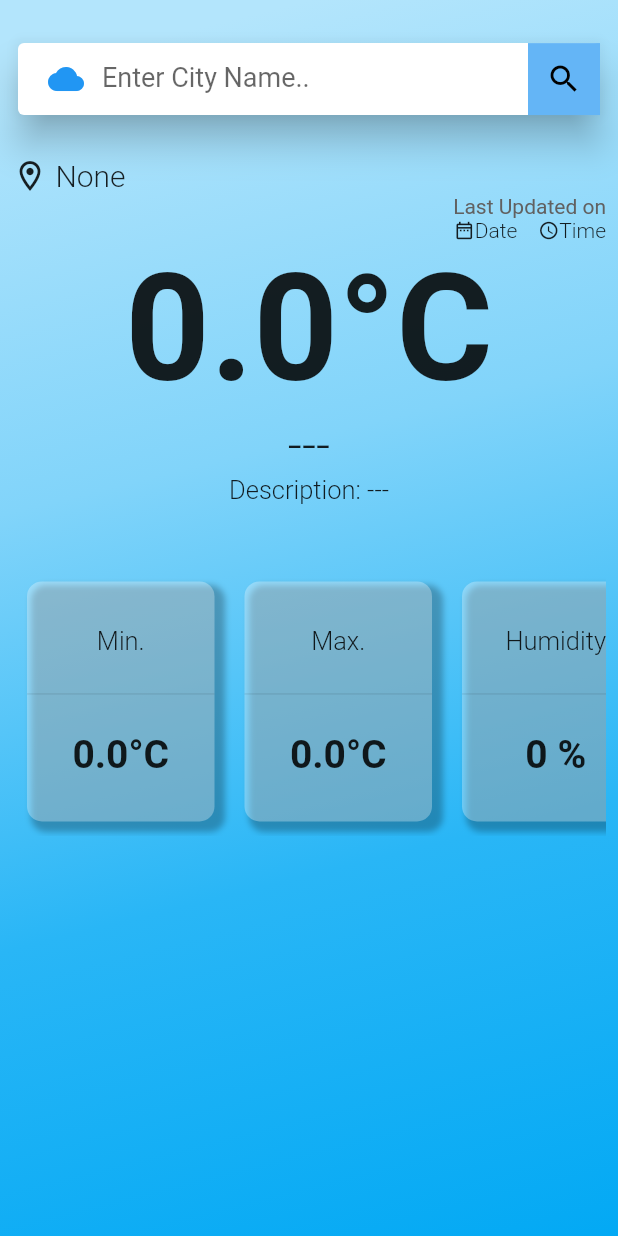
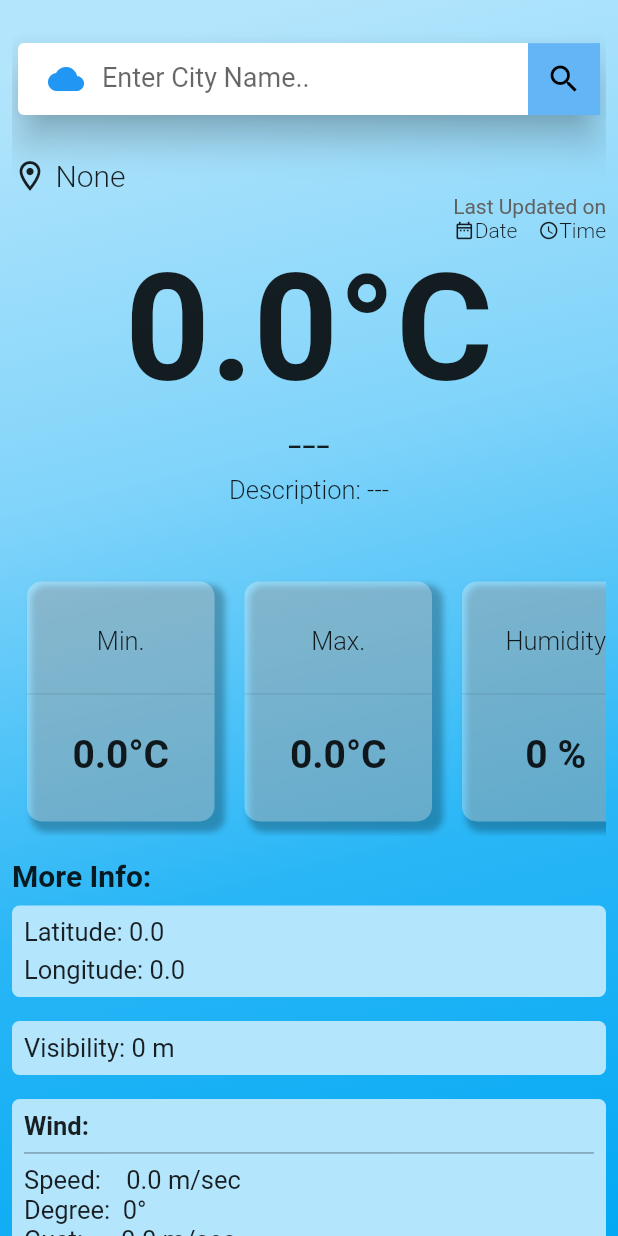
Before and after one commit to salimsm/Flutter-weather-app, a Flutter app: the screen it shows after launch, on a phone screen of 412 x 824 dp. Run offline on Flutter 3.47's test engine with Material 2 defaults, Android fonts, the phone set to English and light mode, and no system bars; Roboto replaces fonts that are missing (Laila).

Commit message:
additional property added with change in main_page,costant and model class

```diff
--- a/lib/constants/constant.dart
+++ b/lib/constants/constant.dart
@@ -1,5 +1,7 @@
 import 'package:flutter/material.dart';
 
+
+// main page background container decoration
 BoxDecoration mainScreenDecoration = BoxDecoration(
   gradient: LinearGradient(colors: [
     Colors.lightBlue.shade100,
@@ -8,9 +10,10 @@ BoxDecoration mainScreenDecoration = BoxDecoration(
     Colors.lightBlue.shade500
   ], begin: Alignment.topCenter, end: Alignment.bottomRight),
 );
-
+// text field (search) text style
 const TextStyle textFieldStyle = TextStyle(fontSize: 18);
 
+// horizontal listview container decoration
 BoxDecoration listViewContainerBoxDecoration = BoxDecoration(
   color: Colors.white.withOpacity(0.3),
   borderRadius: BorderRadius.circular(10),
@@ -23,3 +26,11 @@ BoxDecoration listViewContainerBoxDecoration = BoxDecoration(
     ),
   ],
 );
+
+// more info. container text style
+TextStyle moreInfoTS= TextStyle(fontSize: 17);
+
+BoxDecoration moreInfoBD=BoxDecoration(
+color: Colors.lightBlue.shade100,
+borderRadius: BorderRadius.circular(5)
+);
--- a/lib/models/wheather_model.dart
+++ b/lib/models/wheather_model.dart
@@ -9,20 +9,28 @@ WeatherModel weatherModelFromJson(String str) => WeatherModel.fromJson(json.deco
 class WeatherModel {
   WeatherModel({
     this.coord,
+    this.visibility,
     required this.weather,
     this.main,
     this.name,
+    this.wind,
   });
 Coord? coord;
-  List<Weather> weather;
+int? visibility;
+List<Weather> weather;
+
   Main? main;
+
   String? name;
-
+Wind? wind;
   factory WeatherModel.fromJson(Map<String, dynamic> json) => WeatherModel(
     coord: Coord.fromJson(json["coord"]),
+    visibility: json['visibility'],
     weather: List<Weather>.from(json["weather"].map((x) => Weather.fromJson(x))),
     main: Main.fromJson(json["main"]),
     name: json["name"],
+    wind: Wind.fromJson(json["wind"]),
+
   );
 
 }
@@ -99,3 +107,23 @@ class Coord {
   );
 
 }
+
+
+class Wind {
+  Wind({
+    this.speed,
+    this.deg,
+    this.gust,
+  });
+
+  double? speed;
+  int? deg;
+  double? gust;
+
+  factory Wind.fromJson(Map<String, dynamic> json) => Wind(
+    speed: json["speed"].toDouble(),
+    deg: json["deg"],
+    gust: json["gust"].toDouble(),
+  );
+
+}
--- a/lib/screen/main_page.dart
+++ b/lib/screen/main_page.dart
@@ -1,3 +1,4 @@
+import 'package:flutter/cupertino.dart';
 import 'package:flutter/material.dart';
 
 import '../constants/constant.dart';
@@ -20,7 +21,10 @@ class _MainPageState extends State<MainPage> {
   double temp = 0.0, minTemp = 0.0, maxTemp = 0.0, feelsLike = 0.0;
   String description = "---", main = "---";
   int humidity = 0, pressure = 0;
-  double lat = 0,lon = 0;
+  double lat = 0, lon = 0;
+  int visibility = 0;
+  double? speed=0.0,gust=0.0;
+  int? degree =0;
   TextEditingController cityTextField = TextEditingController();
 
   @override
@@ -149,8 +153,49 @@ class _MainPageState extends State<MainPage> {
                       getListViewContainer('Min.', '$minTemp°C'),
                       getListViewContainer('Max.', '$maxTemp°C'),
                       getListViewContainer('Humidity', '$humidity %'),
-                      getListViewContainer('Pressure', "$pressure\n hPa"),
+                      getListViewContainer('Pressure', "$pressure hPa"),
                       getListViewContainer('Feels alike', "$feelsLike°C"),
+                    ],
+                  ),
+                ),
+                const SizedBox(
+                  height: 15,
+                ),
+                const Text(
+                  "More Info:",
+                  style: TextStyle(fontSize: 20, fontWeight: FontWeight.bold),
+                ),
+                Container(
+                  margin: EdgeInsets.symmetric(vertical: 8),
+                  padding: EdgeInsets.all(8),
+                  decoration: moreInfoBD,
+                  child: Column(
+                    crossAxisAlignment: CrossAxisAlignment.start,
+                    children: [
+                      Text("Latitude: ${lat.toString()}",style: moreInfoTS,),
+                      SizedBox(height: 5,),
+                      Text("Longitude: ${lon.toString()}",style: moreInfoTS,),
+                    ],
+                  ),
+                ),
+                Container(
+                  margin: EdgeInsets.symmetric(vertical: 8),
+                  padding: EdgeInsets.all(8),
+                  decoration: moreInfoBD,
+                  child: Text("Visibility: ${visibility.toString()} m",style: moreInfoTS,),
+                ),
+                Container(
+                  margin: EdgeInsets.symmetric(vertical: 8),
+                  padding: EdgeInsets.all(8),
+                  decoration: moreInfoBD,
+                  child: Column(
+                    crossAxisAlignment: CrossAxisAlignment.start,
+                    children: [
+                      Text("Wind:",style: moreInfoTS.copyWith(fontWeight: FontWeight.bold),),
+                      Divider(color: Colors.blueGrey,),
+                      Text("Speed:    ${speed.toString()} m/sec",style: moreInfoTS,),
+                      Text("Degree:  ${degree.toString() }°",style: moreInfoTS,),
+                      Text("Gust:      ${gust.toString()} m/sec",style: moreInfoTS,),
                     ],
                   ),
                 ),
@@ -202,6 +247,23 @@ class _MainPageState extends State<MainPage> {
     );
   }
 
+  Widget getContainer(String name, dynamic value) {
+    return Container(
+      height: 65,
+      margin: const EdgeInsets.all(10),
+      width: double.maxFinite,
+      decoration: listViewContainerBoxDecoration.copyWith(
+        borderRadius: BorderRadius.circular(5),
+      ),
+      child: Row(
+        mainAxisAlignment: MainAxisAlignment.spaceAround,
+        children: [
+          getText(name, 17),
+          getText(value.toString(), 26, bold: true),
+        ],
+      ),
+    );
+  }
 
   void getDateTime() {
     final dateTime = DateTime.now();
@@ -241,7 +303,6 @@ class _MainPageState extends State<MainPage> {
     }
   }
 
-
   void showSnackBar(String msg) {
     var height = MediaQuery.of(context).size.height;
     final snackBar = SnackBar(
@@ -254,6 +315,7 @@ class _MainPageState extends State<MainPage> {
     );
     ScaffoldMessenger.of(context).showSnackBar(snackBar);
   }
+
   void updateUi() async {
     final result = await WeatherService.getWeatherDetails(
         cityTextField.text.toString().trim());
@@ -277,16 +339,18 @@ class _MainPageState extends State<MainPage> {
 
         description = result.weather[0].description;
         main = result.weather[0].main;
-        icon = "http://openweathermap.org/img/wn/${result.weather[0].icon}@2x.png";
+        icon =
+            "http://openweathermap.org/img/wn/${result.weather[0].icon}@2x.png";
         print("value of icon ..................");
         print(icon);
         getDateTime();
-
-        lat =result.coord.lat;
-        lon =result.coord.lon;
+        visibility = result.visibility;
+        lat = result.coord.lat;
+        lon = result.coord.lon;
+        speed= result.wind.speed;
+        degree = result.wind.deg;
+        gust= result.wind.gust;
       });
     }
   }
-
-
 }
```
